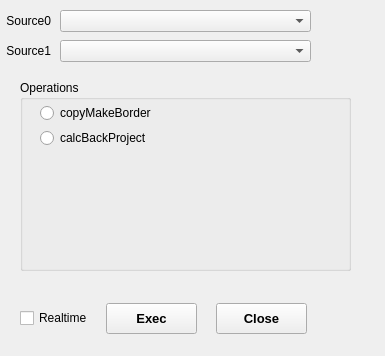
JonglockYoon/QT-qroilib, file qroisimulator/app/dialogapitest.ui: the form before one commit.
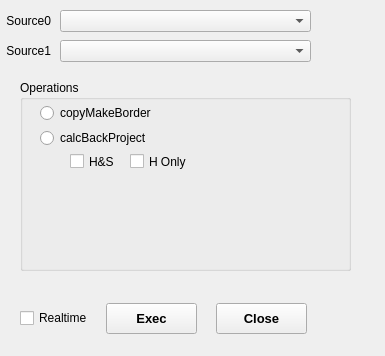
The form after the commit.

What changed in the file:
```diff
--- a/qroisimulator/app/dialogapitest.ui
+++ b/qroisimulator/app/dialogapitest.ui
@@ -151,6 +151,44 @@
      <string>calcBackProject</string>
     </property>
    </widget>
+   <widget class="QCheckBox" name="BPCB1">
+    <property name="geometry">
+     <rect>
+      <x>50</x>
+      <y>70</y>
+      <width>51</width>
+      <height>23</height>
+     </rect>
+    </property>
+    <property name="text">
+     <string>H&amp;&amp;S</string>
+    </property>
+    <property name="autoExclusive">
+     <bool>false</bool>
+    </property>
+    <attribute name="buttonGroup">
+     <string notr="true">buttonGroup</string>
+    </attribute>
+   </widget>
+   <widget class="QCheckBox" name="BPCB2">
+    <property name="geometry">
+     <rect>
+      <x>110</x>
+      <y>70</y>
+      <width>61</width>
+      <height>23</height>
+     </rect>
+    </property>
+    <property name="text">
+     <string>H Only</string>
+    </property>
+    <property name="autoExclusive">
+     <bool>false</bool>
+    </property>
+    <attribute name="buttonGroup">
+     <string notr="true">buttonGroup</string>
+    </attribute>
+   </widget>
   </widget>
   <widget class="QLabel" name="label_7">
    <property name="geometry">
```
Left out of the diff: 3 changed lines with no effect on the pictures.
